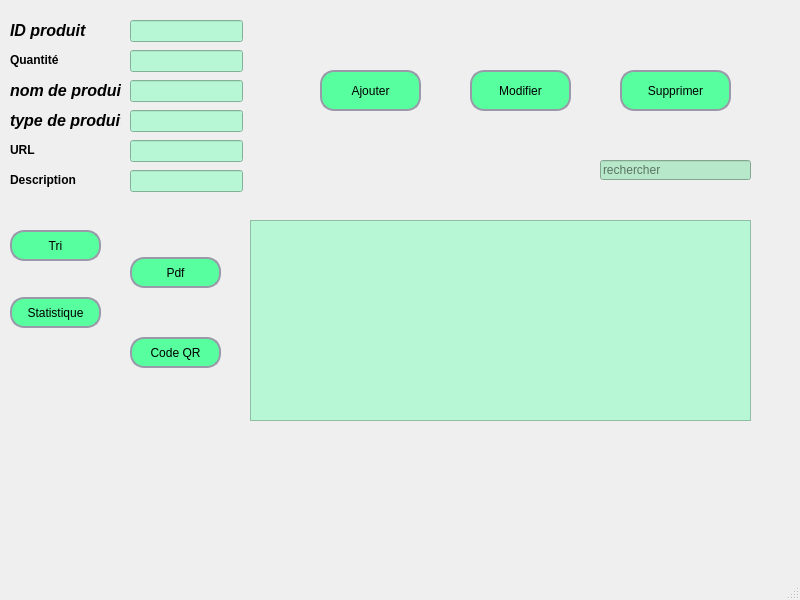
Before: the Qt Designer form equipement_window.ui in ANISO2/Ocrea, drawn with Qt 5.
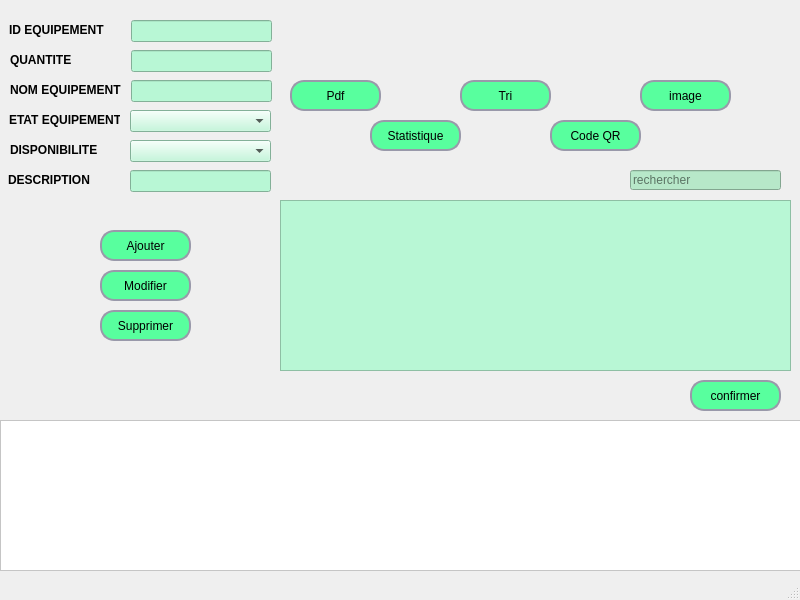
After: the same form once the commit is applied. Icons and pictures are not drawn.

Diff of the .ui file:
```diff
--- a/equipement_window.ui
+++ b/equipement_window.ui
@@ -17,10 +17,10 @@
    <widget class="QTableView" name="tableView">
     <property name="geometry">
      <rect>
-      <x>250</x>
-      <y>220</y>
-      <width>501</width>
-      <height>201</height>
+      <x>280</x>
+      <y>200</y>
+      <width>511</width>
+      <height>171</height>
      </rect>
     </property>
     <property name="styleSheet">
@@ -29,24 +29,11 @@
 </string>
     </property>
    </widget>
-   <widget class="QLabel" name="label">
+   <widget class="QPushButton" name="pushButton_codeQR">
     <property name="geometry">
      <rect>
-      <x>10</x>
-      <y>110</y>
-      <width>111</width>
-      <height>21</height>
-     </rect>
-    </property>
-    <property name="text">
-     <string>&lt;html&gt;&lt;head/&gt;&lt;body&gt;&lt;p&gt;&lt;a name=&quot;docs-internal-guid-9b22757d-7fff-197a-8412-cc011a3e74e7&quot;/&gt;&lt;span style=&quot; font-family:'Times New Roman'; font-size:12pt; font-weight:600; font-style:italic; color:#000000; background-color:transparent;&quot;&gt;t&lt;/span&gt;&lt;span style=&quot; font-family:'Times New Roman'; font-size:12pt; font-weight:600; font-style:italic; color:#000000; background-color:transparent;&quot;&gt;ype de produit&lt;/span&gt;&lt;/p&gt;&lt;/body&gt;&lt;/html&gt;</string>
-    </property>
-   </widget>
-   <widget class="QPushButton" name="pushButton_6">
-    <property name="geometry">
-     <rect>
-      <x>130</x>
-      <y>337</y>
+      <x>550</x>
+      <y>120</y>
       <width>91</width>
       <height>31</height>
      </rect>
@@ -97,9 +84,9 @@
    <widget class="QLineEdit" name="lineEdit_6">
     <property name="geometry">
      <rect>
-      <x>130</x>
+      <x>131</x>
       <y>20</y>
-      <width>113</width>
+      <width>141</width>
       <height>22</height>
      </rect>
     </property>
@@ -114,9 +101,9 @@
    <widget class="QLineEdit" name="lineEdit">
     <property name="geometry">
      <rect>
-      <x>130</x>
+      <x>131</x>
       <y>80</y>
-      <width>113</width>
+      <width>141</width>
       <height>22</height>
      </rect>
     </property>
@@ -131,9 +118,9 @@
    <widget class="QLineEdit" name="lineEdit_3">
     <property name="geometry">
      <rect>
-      <x>130</x>
+      <x>131</x>
       <y>50</y>
-      <width>113</width>
+      <width>141</width>
       <height>22</height>
      </rect>
     </property>
@@ -152,16 +139,16 @@
      </rect>
     </property>
     <property name="text">
-     <string>&lt;html&gt;&lt;head/&gt;&lt;body&gt;&lt;p&gt;&lt;a name=&quot;docs-internal-guid-3151cf03-7fff-6ca9-6ddc-b444de71b245&quot;/&gt;&lt;span style=&quot; font-family:'Times New Roman'; font-size:12pt; font-weight:600; font-style:italic; color:#000000; background-color:transparent;&quot;&gt;n&lt;/span&gt;&lt;span style=&quot; font-family:'Times New Roman'; font-size:12pt; font-weight:600; font-style:italic; color:#000000; background-color:transparent;&quot;&gt;om de produit&lt;/span&gt;&lt;/p&gt;&lt;/body&gt;&lt;/html&gt;</string>
+     <string>&lt;html&gt;&lt;head/&gt;&lt;body&gt;&lt;p&gt;&lt;span style=&quot; font-family:'Times New Roman'; font-weight:600; color:#000000; background-color:transparent;&quot;&gt;NOM EQUIPEMENT&lt;/span&gt;&lt;/p&gt;&lt;/body&gt;&lt;/html&gt;</string>
     </property>
    </widget>
    <widget class="QPushButton" name="pushButton_10">
     <property name="geometry">
      <rect>
-      <x>620</x>
-      <y>70</y>
-      <width>111</width>
-      <height>41</height>
+      <x>100</x>
+      <y>310</y>
+      <width>91</width>
+      <height>31</height>
      </rect>
     </property>
     <property name="styleSheet">
@@ -206,26 +193,11 @@
      </size>
     </property>
    </widget>
-   <widget class="QLineEdit" name="lineEdit_4">
+   <widget class="QPushButton" name="pushButton_Stat">
     <property name="geometry">
      <rect>
-      <x>130</x>
-      <y>140</y>
-      <width>113</width>
-      <height>22</height>
-     </rect>
-    </property>
-    <property name="styleSheet">
-     <string notr="true">background-color: rgb(184, 247, 213);
-
-</string>
-    </property>
-   </widget>
-   <widget class="QPushButton" name="pushButton_4">
-    <property name="geometry">
-     <rect>
-      <x>10</x>
-      <y>297</y>
+      <x>370</x>
+      <y>120</y>
       <width>91</width>
       <height>31</height>
      </rect>
@@ -272,26 +244,13 @@
      </size>
     </property>
    </widget>
-   <widget class="QLabel" name="label_2">
-    <property name="geometry">
-     <rect>
-      <x>10</x>
-      <y>40</y>
-      <width>91</width>
-      <height>41</height>
-     </rect>
-    </property>
-    <property name="text">
-     <string>&lt;html&gt;&lt;head/&gt;&lt;body&gt;&lt;p&gt;&lt;span style=&quot; font-weight:600;&quot;&gt;Quantité&lt;/span&gt;&lt;/p&gt;&lt;/body&gt;&lt;/html&gt;</string>
-    </property>
-   </widget>
    <widget class="QPushButton" name="pushButton_9">
     <property name="geometry">
      <rect>
-      <x>470</x>
-      <y>70</y>
-      <width>101</width>
-      <height>41</height>
+      <x>100</x>
+      <y>270</y>
+      <width>91</width>
+      <height>31</height>
      </rect>
     </property>
     <property name="styleSheet">
@@ -339,50 +298,34 @@
    <widget class="QLabel" name="label_3">
     <property name="geometry">
      <rect>
-      <x>10</x>
-      <y>130</y>
+      <x>9</x>
+      <y>100</y>
       <width>111</width>
       <height>41</height>
      </rect>
     </property>
     <property name="text">
-     <string>&lt;html&gt;&lt;head/&gt;&lt;body&gt;&lt;p&gt;&lt;span style=&quot; font-weight:600;&quot;&gt;URL&lt;/span&gt;&lt;/p&gt;&lt;/body&gt;&lt;/html&gt;</string>
+     <string>&lt;html&gt;&lt;head/&gt;&lt;body&gt;&lt;p&gt;&lt;span style=&quot; font-family:'Times New Roman'; font-weight:600; color:#000000; background-color:transparent;&quot;&gt;ETAT EQUIPEMENT&lt;/span&gt;&lt;/p&gt;&lt;/body&gt;&lt;/html&gt;</string>
     </property>
    </widget>
    <widget class="QLabel" name="label_5">
     <property name="geometry">
      <rect>
-      <x>10</x>
+      <x>8</x>
       <y>160</y>
       <width>91</width>
       <height>41</height>
      </rect>
     </property>
     <property name="text">
-     <string>&lt;html&gt;&lt;head/&gt;&lt;body&gt;&lt;p&gt;&lt;span style=&quot; font-weight:600;&quot;&gt;Description&lt;/span&gt;&lt;/p&gt;&lt;/body&gt;&lt;/html&gt;</string>
+     <string>&lt;html&gt;&lt;head/&gt;&lt;body&gt;&lt;p&gt;&lt;span style=&quot; font-family:'Times New Roman'; font-weight:600; color:#000000; background-color:transparent;&quot;&gt;DESCRIPTION&lt;/span&gt;&lt;/p&gt;&lt;/body&gt;&lt;/html&gt;</string>
     </property>
    </widget>
-   <widget class="QLineEdit" name="lineEdit_2">
+   <widget class="QPushButton" name="pushButton_TRI">
     <property name="geometry">
      <rect>
-      <x>130</x>
-      <y>110</y>
-      <width>113</width>
-      <height>22</height>
-     </rect>
-    </property>
-    <property name="styleSheet">
-     <string notr="true">
-background-color: rgb(184, 247, 213);
-
-</string>
-    </property>
-   </widget>
-   <widget class="QPushButton" name="pushButton_12">
-    <property name="geometry">
-     <rect>
-      <x>10</x>
-      <y>230</y>
+      <x>460</x>
+      <y>80</y>
       <width>91</width>
       <height>31</height>
      </rect>
@@ -432,21 +375,21 @@
    <widget class="QLabel" name="label_6">
     <property name="geometry">
      <rect>
-      <x>10</x>
+      <x>9</x>
       <y>20</y>
       <width>111</width>
       <height>21</height>
      </rect>
     </property>
     <property name="text">
-     <string>&lt;html&gt;&lt;head/&gt;&lt;body&gt;&lt;p&gt;&lt;span style=&quot; font-family:'Times New Roman'; font-size:12pt; font-weight:600; font-style:italic; color:#000000; background-color:transparent;&quot;&gt;ID produit&lt;/span&gt;&lt;/p&gt;&lt;/body&gt;&lt;/html&gt;</string>
+     <string>&lt;html&gt;&lt;head/&gt;&lt;body&gt;&lt;p&gt;&lt;span style=&quot; font-family:'Times New Roman'; font-weight:600; color:#000000; background-color:transparent;&quot;&gt;ID EQUIPEMENT&lt;/span&gt;&lt;/p&gt;&lt;/body&gt;&lt;/html&gt;</string>
     </property>
    </widget>
    <widget class="QPushButton" name="pushButton_3">
     <property name="geometry">
      <rect>
-      <x>130</x>
-      <y>257</y>
+      <x>290</x>
+      <y>80</y>
       <width>91</width>
       <height>31</height>
      </rect>
@@ -498,7 +441,7 @@
      <rect>
       <x>130</x>
       <y>170</y>
-      <width>113</width>
+      <width>141</width>
       <height>22</height>
      </rect>
     </property>
@@ -510,8 +453,8 @@
    <widget class="QLineEdit" name="lineEdit_9">
     <property name="geometry">
      <rect>
-      <x>600</x>
-      <y>160</y>
+      <x>630</x>
+      <y>170</y>
       <width>151</width>
       <height>20</height>
      </rect>
@@ -520,6 +463,9 @@
      <string notr="true">background-color: rgb(183, 232, 201);
 </string>
     </property>
+    <property name="text">
+     <string/>
+    </property>
     <property name="placeholderText">
      <string>rechercher</string>
     </property>
@@ -527,10 +473,10 @@
    <widget class="QPushButton" name="pushButton_8">
     <property name="geometry">
      <rect>
-      <x>320</x>
-      <y>70</y>
-      <width>101</width>
-      <height>41</height>
+      <x>100</x>
+      <y>230</y>
+      <width>91</width>
+      <height>31</height>
      </rect>
     </property>
     <property name="styleSheet">
@@ -575,6 +521,205 @@
      </size>
     </property>
    </widget>
+   <widget class="QPushButton" name="pushButton_image">
+    <property name="geometry">
+     <rect>
+      <x>640</x>
+      <y>80</y>
+      <width>91</width>
+      <height>31</height>
+     </rect>
+    </property>
+    <property name="styleSheet">
+     <string notr="true">QPushButton {
+	background-color: rgb(88, 255, 158);
+	border-style: solid;
+	border-width: 2px;
+	border-color: #9999aa;
+	border-radius: 14px;
+	color: black;
+	/*background-color: qlineargradient(spread:pad, x1:0.5, y1:0, x2:0.5, y2:1, stop:0 rgba(0, 0, 255, 255), stop:1 rgba(255, 255, 255, 255));*/
+}
+
+
+QPushButton:pressed {
+	background-color: qlineargradient(spread:pad, x1:0.5, y1:0, x2:0.5, y2:1, stop:0 rgba(0, 255, 255, 255), stop:1 rgba(255, 255, 255, 255));
+		color: #fffffe;
+}
+
+
+QPushButton:hover:!pressed {
+	background-color: qlineargradient(spread:pad, x1:0.5, y1:0, x2:0.5, y2:1, stop:0 rgba(255, 0, 255, 255), stop:1 rgba(255, 255, 255, 255));
+		color: #0c2f70;
+}
+
+QPushButton:disabled {
+		background-color: #aaaaaa;
+		color: #ffffff;
+}</string>
+    </property>
+    <property name="text">
+     <string>image</string>
+    </property>
+    <property name="icon">
+     <iconset>
+      <normaloff>../../../Downloads/29264.png</normaloff>../../../Downloads/29264.png</iconset>
+    </property>
+    <property name="iconSize">
+     <size>
+      <width>20</width>
+      <height>20</height>
+     </size>
+    </property>
+   </widget>
+   <widget class="QPushButton" name="pushButton_SEARCH">
+    <property name="geometry">
+     <rect>
+      <x>690</x>
+      <y>380</y>
+      <width>91</width>
+      <height>31</height>
+     </rect>
+    </property>
+    <property name="styleSheet">
+     <string notr="true">QPushButton {
+	background-color: rgb(88, 255, 158);
+	border-style: solid;
+	border-width: 2px;
+	border-color: #9999aa;
+	border-radius: 14px;
+	color: black;
+	/*background-color: qlineargradient(spread:pad, x1:0.5, y1:0, x2:0.5, y2:1, stop:0 rgba(0, 0, 255, 255), stop:1 rgba(255, 255, 255, 255));*/
+}
+
+
+QPushButton:pressed {
+	background-color: qlineargradient(spread:pad, x1:0.5, y1:0, x2:0.5, y2:1, stop:0 rgba(0, 255, 255, 255), stop:1 rgba(255, 255, 255, 255));
+		color: #fffffe;
+}
+
+
+QPushButton:hover:!pressed {
+	background-color: qlineargradient(spread:pad, x1:0.5, y1:0, x2:0.5, y2:1, stop:0 rgba(255, 0, 255, 255), stop:1 rgba(255, 255, 255, 255));
+		color: #0c2f70;
+}
+
+QPushButton:disabled {
+		background-color: #aaaaaa;
+		color: #ffffff;
+}</string>
+    </property>
+    <property name="text">
+     <string>confirmer</string>
+    </property>
+    <property name="icon">
+     <iconset>
+      <normaloff>../../Nouveau dossier/confirm-16.png</normaloff>../../Nouveau dossier/confirm-16.png</iconset>
+    </property>
+    <property name="iconSize">
+     <size>
+      <width>20</width>
+      <height>20</height>
+     </size>
+    </property>
+   </widget>
+   <widget class="QComboBox" name="lineEdit_4">
+    <property name="geometry">
+     <rect>
+      <x>130</x>
+      <y>140</y>
+      <width>141</width>
+      <height>22</height>
+     </rect>
+    </property>
+    <property name="sizePolicy">
+     <sizepolicy hsizetype="Expanding" vsizetype="Fixed">
+      <horstretch>0</horstretch>
+      <verstretch>0</verstretch>
+     </sizepolicy>
+    </property>
+    <property name="styleSheet">
+     <string notr="true">
+background-color: rgb(184, 247, 213);
+</string>
+    </property>
+   </widget>
+   <widget class="QTableView" name="label_stat">
+    <property name="geometry">
+     <rect>
+      <x>0</x>
+      <y>420</y>
+      <width>801</width>
+      <height>151</height>
+     </rect>
+    </property>
+    <property name="styleSheet">
+     <string notr="true">
+background-color: rgb(255, 255, 255);
+background-color: rgb(255, 255, 255);
+</string>
+    </property>
+   </widget>
+   <widget class="QLabel" name="label_7">
+    <property name="geometry">
+     <rect>
+      <x>10</x>
+      <y>50</y>
+      <width>111</width>
+      <height>21</height>
+     </rect>
+    </property>
+    <property name="text">
+     <string>&lt;html&gt;&lt;head/&gt;&lt;body&gt;&lt;p&gt;&lt;span style=&quot; font-family:'Times New Roman'; font-weight:600; color:#000000; background-color:transparent;&quot;&gt;QUANTITE&lt;/span&gt;&lt;/p&gt;&lt;/body&gt;&lt;/html&gt;</string>
+    </property>
+   </widget>
+   <widget class="QLabel" name="labelLOGOPIC">
+    <property name="geometry">
+     <rect>
+      <x>730</x>
+      <y>0</y>
+      <width>61</width>
+      <height>71</height>
+     </rect>
+    </property>
+    <property name="text">
+     <string/>
+    </property>
+   </widget>
+   <widget class="QLabel" name="label_8">
+    <property name="geometry">
+     <rect>
+      <x>10</x>
+      <y>130</y>
+      <width>111</width>
+      <height>41</height>
+     </rect>
+    </property>
+    <property name="text">
+     <string>&lt;html&gt;&lt;head/&gt;&lt;body&gt;&lt;p&gt;&lt;span style=&quot; font-family:'Times New Roman'; font-weight:600; color:#000000; background-color:transparent;&quot;&gt;DISPONIBILITE&lt;/span&gt;&lt;/p&gt;&lt;/body&gt;&lt;/html&gt;</string>
+    </property>
+   </widget>
+   <widget class="QComboBox" name="lineEdit_7">
+    <property name="geometry">
+     <rect>
+      <x>130</x>
+      <y>110</y>
+      <width>141</width>
+      <height>22</height>
+     </rect>
+    </property>
+    <property name="sizePolicy">
+     <sizepolicy hsizetype="Expanding" vsizetype="Fixed">
+      <horstretch>0</horstretch>
+      <verstretch>0</verstretch>
+     </sizepolicy>
+    </property>
+    <property name="styleSheet">
+     <string notr="true">
+background-color: rgb(184, 247, 213);
+</string>
+    </property>
+   </widget>
   </widget>
   <widget class="QMenuBar" name="menubar">
    <property name="geometry">
```
Left out of the diff: 8 changed lines with no effect on the pictures.
